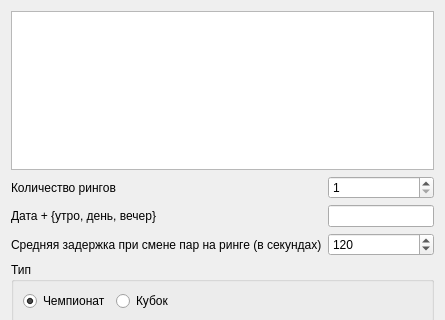
This is TournamentManager/fighting_pairs.ui in BarsukAlexey/xelarogi as Qt 5 draws it before an edit; both pictures show x 0 to 445 and y 0 to 320 of the 445 by 496 pixel window. The edited form follows.
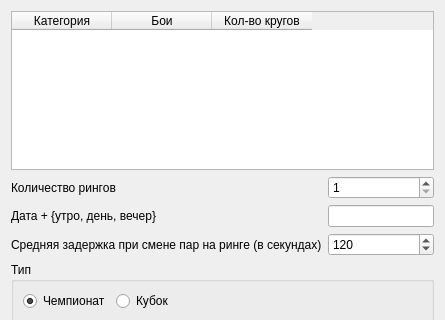
This is the edited form.

Patch:
```diff
--- a/TournamentManager/fighting_pairs.ui
+++ b/TournamentManager/fighting_pairs.ui
@@ -157,7 +157,23 @@
     </widget>
    </item>
    <item row="0" column="0">
-    <widget class="QTableWidget" name="qTableWidget"/>
+    <widget class="QTableWidget" name="qTableWidget">
+     <column>
+      <property name="text">
+       <string>Категория</string>
+      </property>
+     </column>
+     <column>
+      <property name="text">
+       <string>Бои</string>
+      </property>
+     </column>
+     <column>
+      <property name="text">
+       <string>Кол-во кругов</string>
+      </property>
+     </column>
+    </widget>
    </item>
    <item row="1" column="0">
     <layout class="QFormLayout" name="formLayout">
```
